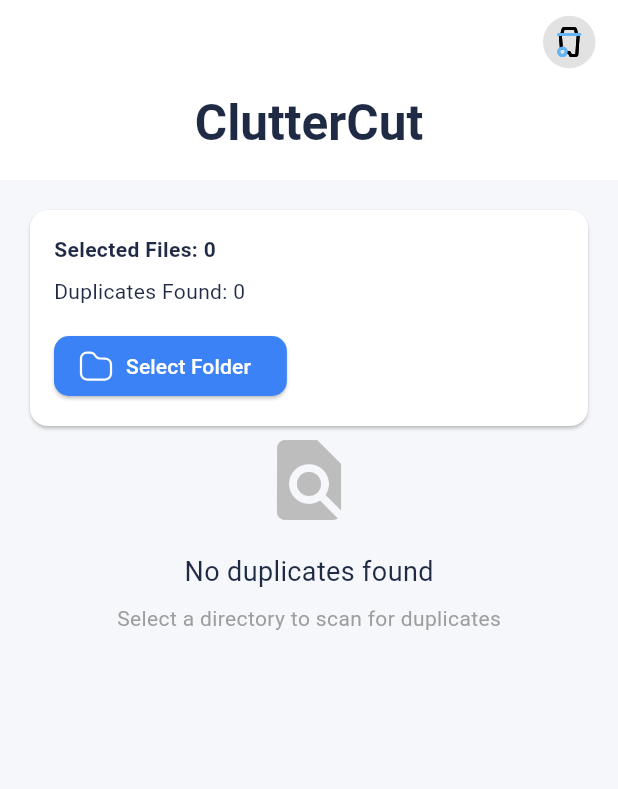
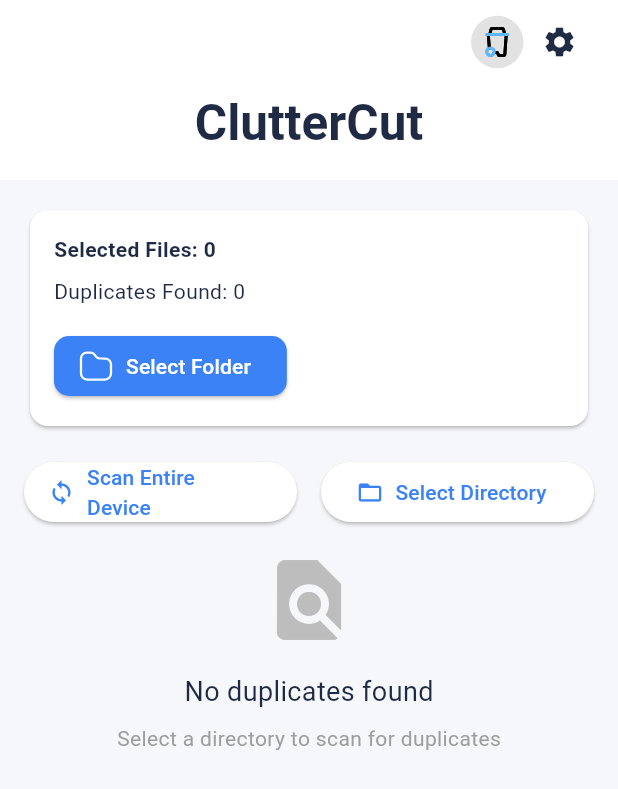
Before and after one commit to TheNairaSign/clutter-cut, a Flutter app: the screen it shows after launch, after a tap on "Select Folder", on a phone screen of 412 x 824 dp. Shown: the top 789 px of the screen. Run offline on Flutter 3.47's test engine with Material 3 defaults, Android fonts, the phone set to English and light mode, and no system bars; our stand-ins replace animate_do, file_picker, flutter_riverpod, flutter_staggered_animations, flutter_svg, permission_handler and 1 more; missing offline and left inert: background_fetch; Roboto replaces fonts that are missing (GeistMono); statements that could not run were skipped.

Commit message:
feat: add background scan functionality and settings
- Implement background scan feature using background_fetch
- Add settings page to configure scan intervals
- Add full screen scanning indicator for background scans
- Update AndroidManifest with required permissions
- Add shared_preferences for storing settings
- Refactor scanning progress indicator to be more reusable

```diff
--- /dev/null
+++ b/lib/core/background_task.dart
@@ -0,0 +1,54 @@
+
+import 'package:background_fetch/background_fetch.dart';
+import 'package:clutter_cut/providers/clutter_provider.dart';
+import 'package:clutter_cut/providers/settings_provider.dart';
+import 'package:flutter_riverpod/flutter_riverpod.dart';
+
+void onBackgroundFetch(String taskId) async {
+  print('[BackgroundFetch] Event received: $taskId');
+  await performBackgroundScan();
+  BackgroundFetch.finish(taskId);
+}
+
+Future<void> performBackgroundScan() async {
+  final container = ProviderContainer();
+  final settings = container.read(settingsProvider);
+
+  if (settings.isBackgroundScanEnabled) {
+    final clutterNotifier = container.read(clutterNotifierProvider.notifier);
+    // await clutterNotifier.scanDevice(); // This will trigger the scan
+  }
+}
+
+Future<void> initBackgroundFetch() async {
+  final container = ProviderContainer();
+  final settings = container.read(settingsProvider);
+
+  int interval = 15;
+  switch (settings.scanInterval) {
+    case ScanInterval.daily:
+      interval = 1440;
+      break;
+    case ScanInterval.every3days:
+      interval = 4320;
+      break;
+    case ScanInterval.weekly:
+      interval = 10080;
+      break;
+  }
+
+  BackgroundFetch.configure(
+    BackgroundFetchConfig(
+      minimumFetchInterval: interval, // minutes
+      stopOnTerminate: false,
+      enableHeadless: true,
+      startOnBoot: true,
+      requiredNetworkType: NetworkType.ANY,
+    ),
+    onBackgroundFetch,
+  ).then((int status) {
+    print('[BackgroundFetch] configure success: $status');
+  }).catchError((e) {
+    print('[BackgroundFetch] configure ERROR: $e');
+  });
+}
--- a/lib/core/events.dart
+++ b/lib/core/events.dart
@@ -27,6 +27,14 @@ class ShowBulkDeleteConfirmation extends UiEvent {
   const ShowBulkDeleteConfirmation();
 }
 
+/// An event to show a dialog that directs the user to the app settings.
+class ShowSettingsDialog extends UiEvent {
+  final String title;
+  final String message;
+
+  const ShowSettingsDialog(this.title, this.message);
+}
+
 /// This provider holds the latest, unhandled UI event.
 /// The UI layer should listen to this provider and handle the event,
 /// then set the state to null to signify that the event has been handled.
--- a/lib/main.dart
+++ b/lib/main.dart
@@ -1,15 +1,45 @@
+import 'package:clutter_cut/core/background_task.dart';
 import 'package:clutter_cut/pages/file_duplicate_remover_screen.dart';
 import 'package:clutter_cut/pages/start_page.dart';
 import 'package:flutter/material.dart';
 import 'package:flutter_riverpod/flutter_riverpod.dart';
+import 'package:background_fetch/background_fetch.dart';
+
+void backgroundFetchHeadlessTask(HeadlessTask task) async {
+  String taskId = task.taskId;
+  bool isTimeout = task.timeout;
+  if (isTimeout) {
+    // This task has exceeded its allowed running-time.
+    // You must stop what you're doing and immediately .finish(taskId)
+    print("[BackgroundFetch] Headless task timed-out: $taskId");
+    BackgroundFetch.finish(taskId);
+    return;
+  }
+  print('[BackgroundFetch] Headless event received.');
+  // Do your work here...
+  onBackgroundFetch(taskId);
+}
 
 void main() {
   WidgetsFlutterBinding.ensureInitialized();
   runApp(const ProviderScope(child: MyApp()));
+  BackgroundFetch.registerHeadlessTask(backgroundFetchHeadlessTask);
 }
 
-class MyApp extends StatelessWidget {
+class MyApp extends StatefulWidget {
   const MyApp({super.key});
+
+  @override
+  State<MyApp> createState() => _MyAppState();
+}
+
+class _MyAppState extends State<MyApp> {
+    @override
+  void initState() {
+    super.initState();
+    initBackgroundFetch();
+  }
+
 
   @override
   Widget build(BuildContext context) {
--- a/lib/pages/file_duplicate_remover_screen.dart
+++ b/lib/pages/file_duplicate_remover_screen.dart
@@ -1,7 +1,10 @@
+import 'package:clutter_cut/core/background_task.dart';
 import 'package:clutter_cut/core/events.dart';
+import 'package:clutter_cut/pages/settings_page.dart';
 import 'package:clutter_cut/providers/clutter_provider.dart';
 import 'package:clutter_cut/providers/duplicate_remover_provider.dart';
 import 'package:clutter_cut/widgets/duplicate_files_list.dart';
+import 'package:clutter_cut/widgets/full_screen_scanning_indicator.dart';
 import 'package:clutter_cut/widgets/recycle_bin_view.dart';
 import 'package:clutter_cut/widgets/scanning_progress_indicator.dart';
 import 'package:clutter_cut/widgets/summary_card.dart';
@@ -9,26 +12,35 @@ import 'package:flutter/material.dart';
 import 'package:flutter_riverpod/flutter_riverpod.dart';
 import 'package:flutter_staggered_animations/flutter_staggered_animations.dart';
 import 'package:flutter_svg/flutter_svg.dart';
+import 'package:permission_handler/permission_handler.dart';
 
 class FileDuplicateRemoverScreen extends ConsumerStatefulWidget {
   const FileDuplicateRemoverScreen({super.key});
 
   @override
-  ConsumerState<FileDuplicateRemoverScreen> createState() => _FileDuplicateRemoverScreenState();
+  ConsumerState<FileDuplicateRemoverScreen> createState() =>
+      _FileDuplicateRemoverScreenState();
 }
 
-class _FileDuplicateRemoverScreenState extends ConsumerState<FileDuplicateRemoverScreen> {
-
+class _FileDuplicateRemoverScreenState
+    extends ConsumerState<FileDuplicateRemoverScreen> {
   @override
   void initState() {
     super.initState();
-    ref.read(clutterNotifierProvider.notifier).requestPermissions();
   }
 
   @override
   Widget build(BuildContext context) {
+    final clutterState = ref.watch(clutterNotifierProvider);
     final duplicateState = ref.watch(duplicateRemoverNotifierProvider);
-    final duplicateRemover = ref.watch(duplicateRemoverNotifierProvider.notifier);
+    final duplicateRemover =
+        ref.watch(duplicateRemoverNotifierProvider.notifier);
+    final clutterNotifier = ref.watch(clutterNotifierProvider.notifier);
+
+    final isScanning = clutterState.isScanning || duplicateState.isScanning;
+    final currentAction = clutterState.isScanning ? clutterState.currentAction : duplicateState.currentAction;
+    final scannedFiles = clutterState.isScanning ? clutterState.scannedFiles : duplicateState.scannedFiles;
+    final totalFiles = clutterState.isScanning ? clutterState.totalFiles : duplicateState.totalFiles;
 
     // Listener for UI events (Snackbars, Dialogs)
     ref.listen<UiEvent?>(uiEventProvider, (previous, next) {
@@ -46,7 +58,8 @@ class _FileDuplicateRemoverScreenState extends ConsumerState<FileDuplicateRemove
             context: context,
             builder: (context) => AlertDialog(
               title: const Text('Confirm Bulk Removal'),
-              content: const Text('Are you sure you want to delete ALL duplicate files? This cannot be undone.'),
+              content: const Text(
+                  'Are you sure you want to delete ALL duplicate files? This cannot be undone.'),
               actions: [
                 TextButton(
                   onPressed: () => Navigator.pop(context),
@@ -85,6 +98,27 @@ class _FileDuplicateRemoverScreenState extends ConsumerState<FileDuplicateRemove
               ],
             ),
           );
+        } else if (event is ShowSettingsDialog) {
+          showDialog(
+            context: context,
+            builder: (context) => AlertDialog(
+              title: Text(event.title),
+              content: Text(event.message),
+              actions: [
+                TextButton(
+                  onPressed: () => Navigator.pop(context),
+                  child: const Text('Cancel'),
+                ),
+                TextButton(
+                  onPressed: () {
+                    openAppSettings();
+                    Navigator.pop(context);
+                  },
+                  child: const Text('Open Settings'),
+                ),
+              ],
+            ),
+          );
         }
         // Reset the event provider so the event isn't handled again
         ref.read(uiEventProvider.notifier).state = null;
@@ -98,16 +132,17 @@ class _FileDuplicateRemoverScreenState extends ConsumerState<FileDuplicateRemove
 
     final isDarkMode = Theme.of(context).brightness == Brightness.dark;
 
-    return Scaffold(
-      body: CustomScrollView(
-        slivers: [
+    return Stack(
+      children: [
+        Scaffold(
+            body: CustomScrollView(slivers: [
           SliverAppBar(
             floating: true,
             pinned: true,
-            actionsPadding: EdgeInsets.symmetric(horizontal: 15),
+            actionsPadding: const EdgeInsets.symmetric(horizontal: 15),
             actions: [
               GestureDetector(
-                onTap: () => Navigator.of(context).push(MaterialPageRoute(builder:  (context) => const RecycleBinView())),
+                onTap: () => Navigator.of(context).push(MaterialPageRoute(builder: (context) => const RecycleBinView())),
                 child: Container(
                   height: 35,
                   width: 35,
@@ -115,16 +150,30 @@ class _FileDuplicateRemoverScreenState extends ConsumerState<FileDuplicateRemove
                     color: Colors.grey.withValues(alpha: .3),
                     shape: BoxShape.circle
                     ),
-                  child: SvgPicture.asset(isDarkMode ? 'assets/svgs/bins/recycle-bin-white.svg' : 'assets/svgs/bins/recycle-bin-black.svg', width: 24, height: 24, fit: BoxFit.scaleDown),
-                ))
+                  child: SvgPicture.asset(
+                    isDarkMode
+                      ? 'assets/svgs/bins/recycle-bin-white.svg'
+                      : 'assets/svgs/bins/recycle-bin-black.svg',
+                    width: 24,
+                    height: 24,
+                    fit: BoxFit.scaleDown,
+                  ),
+                ),
+              ),
+              IconButton(
+                icon: const Icon(Icons.settings),
+                onPressed: () {
+                  Navigator.of(context).push(MaterialPageRoute(builder: (context) => const SettingsPage()));
+                },
+              ),
             ],
             expandedHeight: 120,
             flexibleSpace: FlexibleSpaceBar(
               centerTitle: true,
-              title: Text('ClutterCut', style: TextStyle().copyWith(fontWeight: FontWeight.bold)),
+              title: Text('ClutterCut', style: const TextStyle().copyWith(fontWeight: FontWeight.bold)),
               background: Card(
                 elevation: 0,
-                shape: RoundedRectangleBorder(side: BorderSide.none),
+                shape: const RoundedRectangleBorder(side: BorderSide.none),
                 color: Theme.of(context).cardColor,
               ),
             ),
@@ -134,15 +183,43 @@ class _FileDuplicateRemoverScreenState extends ConsumerState<FileDuplicateRemove
             sliver: SliverList(
               delegate: SliverChildListDelegate([
                 SummaryCard(),
-
-                if (duplicateState.isScanning)
-                  ScanningProgressIndicator(),
-
+                const SizedBox(height: 16),
+                Row(
+                  children: [
+                    Expanded(
+                      child: ElevatedButton.icon(
+                        onPressed: () {
+                          ref.read(clutterNotifierProvider.notifier).scanEntireDevice();
+                        },
+                        icon: const Icon(Icons.sync),
+                        label: const Text("Scan Entire Device"),
+                      ),
+                    ),
+                    const SizedBox(width: 16),
+                    Expanded(
+                      child: ElevatedButton.icon(
+                        onPressed: () {
+                          ref.read(clutterNotifierProvider.notifier).selectDirectory();
+                        },
+                        icon: const Icon(Icons.folder_open),
+                        label: const Text("Select Directory"),
+                      ),
+                    ),
+                  ],
+                ),
+                const SizedBox(height: 16),
+                if (isScanning && !clutterState.isFullScan)
+                  ScanningProgressIndicator(
+                    currentAction: currentAction,
+                    scannedFiles: scannedFiles,
+                    totalFiles: totalFiles,
+                  ),
+                if (!isScanning)
                   duplicateState.duplicateFiles.isEmpty
                       ? AnimatedSwitcher(
                           duration: const Duration(milliseconds: 500),
                           child: Column(
-                      key: ValueKey('no-duplicates'),
+                            key: const ValueKey('no-duplicates'),
                             mainAxisAlignment: MainAxisAlignment.center,
                             children: [
                               Icon(
@@ -167,15 +244,16 @@ class _FileDuplicateRemoverScreenState extends ConsumerState<FileDuplicateRemove
                           duration: const Duration(milliseconds: 300),
                           child: AnimationLimiter(
                             key: ValueKey('duplicate-list-${duplicateState.duplicateFiles.length}'),
-                      child: DuplicateFilesList(),
+                            child: const DuplicateFilesList(),
+                          ),
                         )
-                  )
-                ],
+              ]),
             ),
           ),
-          ),
-        ]
-      )
+        ])),
+        if (isScanning && clutterState.isFullScan)
+          FullScreenScanningIndicator(currentAction: currentAction),
+      ],
     );
   }
 }
--- a/lib/providers/clutter_provider.dart
+++ b/lib/providers/clutter_provider.dart
@@ -17,39 +17,48 @@ class ClutterNotifier extends StateNotifier<ClutterState> {
     isScanning: false,
     totalFiles: 0,
     scannedFiles: 0,
-    currentAction: ''
+    currentAction: '',
+    isFullScan: false,
   ));
 
   Future<void> requestPermissions() async {
     print('Requesting storage permissions...');
-
-    // Request both basic storage and manage external storage permissions
-    final storageStatus = await Permission.storage.request();
-    final manageStatus = await Permission.manageExternalStorage.request();
-
-    print('Storage permission status: $storageStatus');
-    print('Manage external storage status: $manageStatus');
-
-    if (storageStatus.isDenied || manageStatus.isDenied) {
-      print('Permissions denied, requesting again...');
-      await Permission.storage.request();
-      await Permission.manageExternalStorage.request();
+    var status = await Permission.manageExternalStorage.status;
+    if (!status.isGranted) {
+      status = await Permission.manageExternalStorage.request();
+      if (!status.isGranted) {
+        print('Permissions permanently denied, opening settings...');
+        await openAppSettings();
+        return;
       }
-
-    if (storageStatus.isPermanentlyDenied || manageStatus.isPermanentlyDenied ||
-        storageStatus.isRestricted || manageStatus.isRestricted ||
-        storageStatus.isLimited || manageStatus.isLimited) {
-      print('Permissions permanently denied or restricted, opening settings...');
-      await openAppSettings();
     }
   }
 
+  Future<void> scanEntireDevice() async {
+    state = state.copyWith(isFullScan: true);
+    await requestPermissions();
+    await _scanDirectory('/storage/emulated/0');
+    state = state.copyWith(isFullScan: false);
+  }
+
   Future<void> selectDirectory() async {
+    state = state.copyWith(isFullScan: false);
     await requestPermissions();
     try {
       String? directoryPath = await FilePicker.platform.getDirectoryPath();
+      if (directoryPath != null) {
+        await _scanDirectory(directoryPath);
+      }
+    } catch (e) {
+      ref.read(uiEventProvider.notifier).state = ShowSnackbar('Error selecting directory: $e', isError: true);
+      state = state.copyWith(
+        isScanning: false,
+        currentAction: "Error selecting directory: $e"
+      );
+    }
+  }
 
-      if (directoryPath != null) {
+  Future<void> _scanDirectory(String directoryPath) async {
     print('Directory selected: $directoryPath');
     state = state.copyWith(
       selectedFiles: [],
@@ -68,16 +77,14 @@ class ClutterNotifier extends StateNotifier<ClutterState> {
 
       // First, collect all files to avoid stream issues
       final List<FileSystemEntity> allEntities = [];
-          try {
-            await for (final entity in directory.list(recursive: true)) {
+      final stream = directory.list(recursive: true);
+      await for (final entity in stream.handleError((e) {
+        print('Error listing directory contents: $e');
+      })) {
         if (entity is File) {
-                print('Found file: ${entity.path}');
+          // print('Found file: ${entity.path}');
           allEntities.add(entity);
         }
-            }
-          } catch (e) {
-            print('Error listing directory contents: $e');
-            throw e;
       }
 
       print('Total files found: ${allEntities.length}');
@@ -89,7 +96,7 @@ class ClutterNotifier extends StateNotifier<ClutterState> {
           try {
             final size = await entity.length();
             if (size > 0) {
-                  print('Processing file: ${entity.path} (${size} bytes)');
+              // print('Processing file: ${entity.path} (${size} bytes)');
               filesBySize.putIfAbsent(size, () => []).add(entity);
             }
           } catch (e) {
@@ -132,14 +139,6 @@ class ClutterNotifier extends StateNotifier<ClutterState> {
       );
     }
   }
-    } catch (e) {
-      ref.read(uiEventProvider.notifier).state = ShowSnackbar('Error selecting directory: $e', isError: true);
-      state = state.copyWith(
-        isScanning: false,
-        currentAction: "Error selecting directory: $e"
-      );
-    }
-  }
 }
 
 final clutterNotifierProvider = StateNotifierProvider<ClutterNotifier, ClutterState>((ref) => ClutterNotifier(ref));
--- a/lib/providers/duplicate_remover_provider.dart
+++ b/lib/providers/duplicate_remover_provider.dart
@@ -54,7 +54,7 @@ class DuplicateRemoverProvider extends StateNotifier<ClutterState> {
         if (!isValid) {
           state = state.copyWith(scannedFiles: i + 1);
           continue;
-        };
+        }
 
         state = state.copyWith(
           scannedFiles: i + 1,
@@ -97,7 +97,7 @@ class DuplicateRemoverProvider extends StateNotifier<ClutterState> {
       // Move to recycle bin instead of deleting
       await ref.read(recycleBinProvider.notifier).moveToRecycleBin(file);
       // After moving to recycle bin, re-scan to update the UI state
-      await findDuplicatesByHashing();
+      // await findDuplicatesByHashing();
     } catch (e) {
       ref.read(uiEventProvider.notifier).state = ShowSnackbar('Error removing ${file.path}: $e', isError: true);
     }
--- /dev/null
+++ b/lib/providers/settings_provider.dart
@@ -0,0 +1,61 @@
+
+import 'package:flutter_riverpod/flutter_riverpod.dart';
+import 'package:shared_preferences/shared_preferences.dart';
+
+enum ScanInterval {
+  daily,
+  every3days,
+  weekly,
+}
+
+class SettingsState {
+  final bool isBackgroundScanEnabled;
+  final ScanInterval scanInterval;
+
+  SettingsState({
+    required this.isBackgroundScanEnabled,
+    required this.scanInterval,
+  });
+
+  SettingsState copyWith({
+    bool? isBackgroundScanEnabled,
+    ScanInterval? scanInterval,
+  }) {
+    return SettingsState(
+      isBackgroundScanEnabled: isBackgroundScanEnabled ?? this.isBackgroundScanEnabled,
+      scanInterval: scanInterval ?? this.scanInterval,
+    );
+  }
+}
+
+class SettingsNotifier extends StateNotifier<SettingsState> {
+  SettingsNotifier() : super(SettingsState(isBackgroundScanEnabled: false, scanInterval: ScanInterval.weekly)) {
+    _loadSettings();
+  }
+
+  Future<void> _loadSettings() async {
+    final prefs = await SharedPreferences.getInstance();
+    final isEnabled = prefs.getBool('isBackgroundScanEnabled') ?? false;
+    final intervalIndex = prefs.getInt('scanInterval') ?? ScanInterval.weekly.index;
+    state = SettingsState(
+      isBackgroundScanEnabled: isEnabled,
+      scanInterval: ScanInterval.values[intervalIndex],
+    );
+  }
+
+  Future<void> setBackgroundScanEnabled(bool isEnabled) async {
+    final prefs = await SharedPreferences.getInstance();
+    await prefs.setBool('isBackgroundScanEnabled', isEnabled);
+    state = state.copyWith(isBackgroundScanEnabled: isEnabled);
+  }
+
+  Future<void> setScanInterval(ScanInterval interval) async {
+    final prefs = await SharedPreferences.getInstance();
+    await prefs.setInt('scanInterval', interval.index);
+    state = state.copyWith(scanInterval: interval);
+  }
+}
+
+final settingsProvider = StateNotifierProvider<SettingsNotifier, SettingsState>((ref) {
+  return SettingsNotifier();
+});
--- a/lib/providers/state/clutter_state.dart
+++ b/lib/providers/state/clutter_state.dart
@@ -7,6 +7,8 @@ class ClutterState {
   int totalFiles;
   int scannedFiles;
   String currentAction;
+  bool isFullScan;
+
   ClutterState({
     required this.selectedFiles,
     required this.duplicateFiles,
@@ -14,6 +16,7 @@ class ClutterState {
     required this.totalFiles,
     required this.scannedFiles,
     required this.currentAction,
+    this.isFullScan = false,
   });
 
 
@@ -25,6 +28,7 @@ class ClutterState {
     int? totalFiles,
     int? scannedFiles,
     String? currentAction,
+    bool? isFullScan,
   }) {
     return ClutterState(
       selectedFiles: selectedFiles ?? this.selectedFiles,
@@ -33,6 +37,7 @@ class ClutterState {
       totalFiles: totalFiles ?? this.totalFiles,
       scannedFiles: scannedFiles ?? this.scannedFiles,
       currentAction: currentAction ?? this.currentAction,
+      isFullScan: isFullScan ?? this.isFullScan,
     );
   }
 }
--- a/pubspec.yaml
+++ b/pubspec.yaml
@@ -34,6 +34,8 @@ dependencies:
   file_picker: ^9.2.1
   crypto: ^3.0.3
   permission_handler: ^11.3.0
+  background_fetch: ^1.3.0
+  shared_preferences: ^2.2.3
 
   # The following adds the Cupertino Icons font to your application.
   # Use with the CupertinoIcons class for iOS style icons.
```
Also changed, not shown: lib/pages/settings_page.dart (added, +48 -0 lines), lib/widgets/full_screen_scanning_indicator.dart (added, +28 -0 lines), lib/widgets/scanning_progress_indicator.dart (+11 -11 lines), pubspec.lock, 10 other files. Lines whose indentation alone changed are shown as unchanged.
